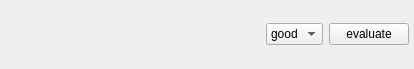
Old version of the form gui/mozregui/ui/ask_verdict.ui in the repository mozilla/mozregression.
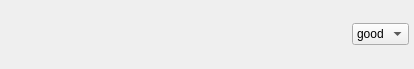
New version of the form.

Commit message:
Removed evaluate button from the widget.
This button will be replaced by good, and bad buttons from the dropdown list.

What changed in the file:
```diff
--- a/gui/mozregui/ui/ask_verdict.ui
+++ b/gui/mozregui/ui/ask_verdict.ui
@@ -72,25 +72,6 @@
      </item>
     </widget>
    </item>
-   <item>
-    <widget class="QPushButton" name="evaluate">
-     <property name="sizePolicy">
-      <sizepolicy hsizetype="Fixed" vsizetype="Fixed">
-       <horstretch>0</horstretch>
-       <verstretch>0</verstretch>
-      </sizepolicy>
-     </property>
-     <property name="text">
-      <string>evaluate</string>
-     </property>
-     <property name="default">
-      <bool>false</bool>
-     </property>
-     <property name="flat">
-      <bool>false</bool>
-     </property>
-    </widget>
-   </item>
   </layout>
  </widget>
  <resources/>
```
